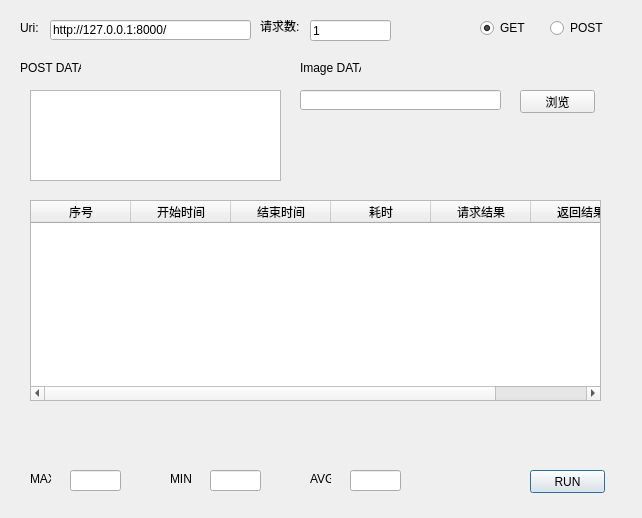
Qt form tool.ui (lq08025107/httpguiclient) before a commit.
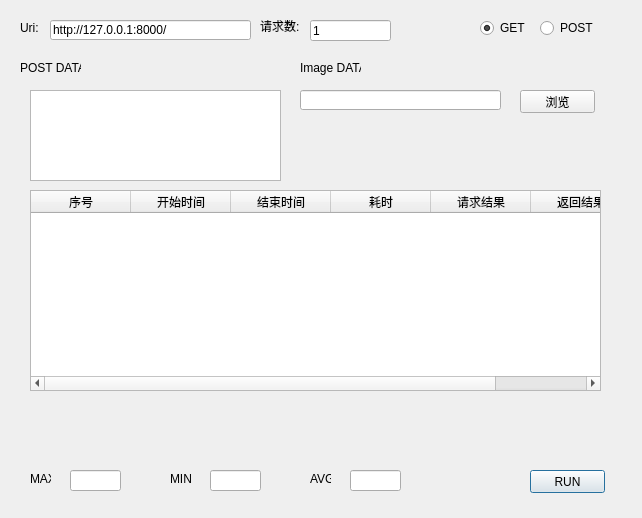
The same form after that commit.

What changed in the file:
```diff
--- a/tool.ui
+++ b/tool.ui
@@ -13,19 +13,6 @@
   <property name="windowTitle">
    <string>Dialog</string>
   </property>
-  <widget class="QRadioButton" name="radioButton_post">
-   <property name="geometry">
-    <rect>
-     <x>550</x>
-     <y>20</y>
-     <width>89</width>
-     <height>16</height>
-    </rect>
-   </property>
-   <property name="text">
-    <string>POST</string>
-   </property>
-  </widget>
   <widget class="QLineEdit" name="lineEdit_6">
    <property name="geometry">
     <rect>
@@ -229,11 +216,17 @@
    <property name="geometry">
     <rect>
      <x>30</x>
-     <y>200</y>
+     <y>190</y>
      <width>571</width>
      <height>201</height>
     </rect>
    </property>
+   <property name="sizePolicy">
+    <sizepolicy hsizetype="Fixed" vsizetype="Expanding">
+     <horstretch>0</horstretch>
+     <verstretch>0</verstretch>
+    </sizepolicy>
+   </property>
    <column>
     <property name="text">
      <string>序号</string>
@@ -278,6 +271,19 @@
     <string>请求数:</string>
    </property>
   </widget>
+  <widget class="QRadioButton" name="radioButton_post">
+   <property name="geometry">
+    <rect>
+     <x>540</x>
+     <y>20</y>
+     <width>89</width>
+     <height>16</height>
+    </rect>
+   </property>
+   <property name="text">
+    <string>POST</string>
+   </property>
+  </widget>
  </widget>
  <resources/>
  <connections/>
```
